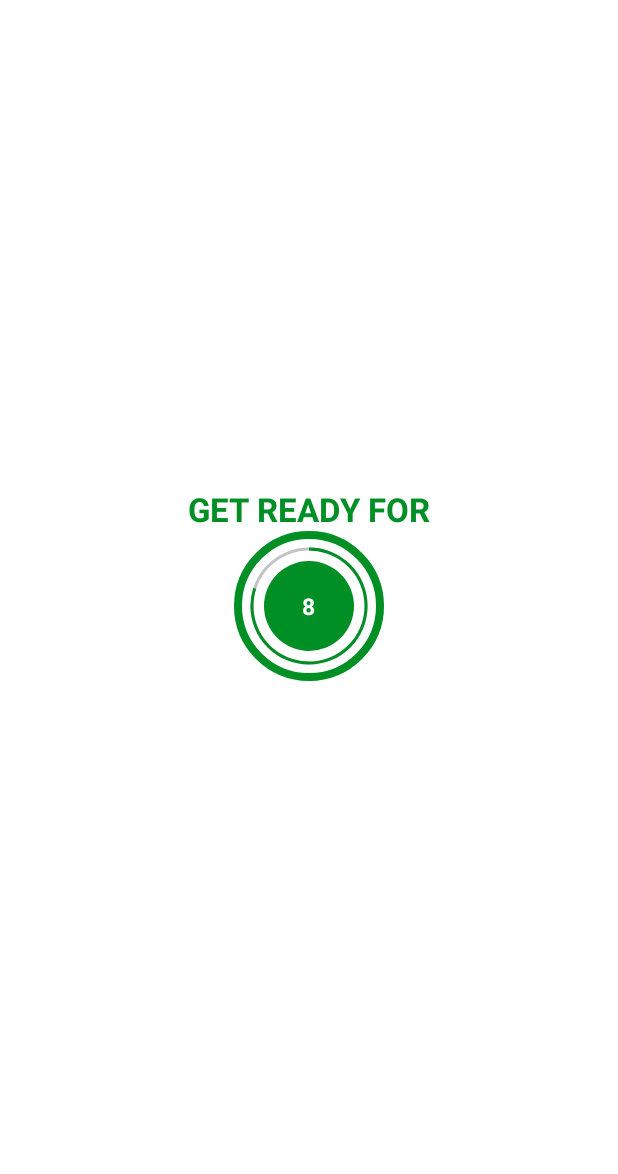
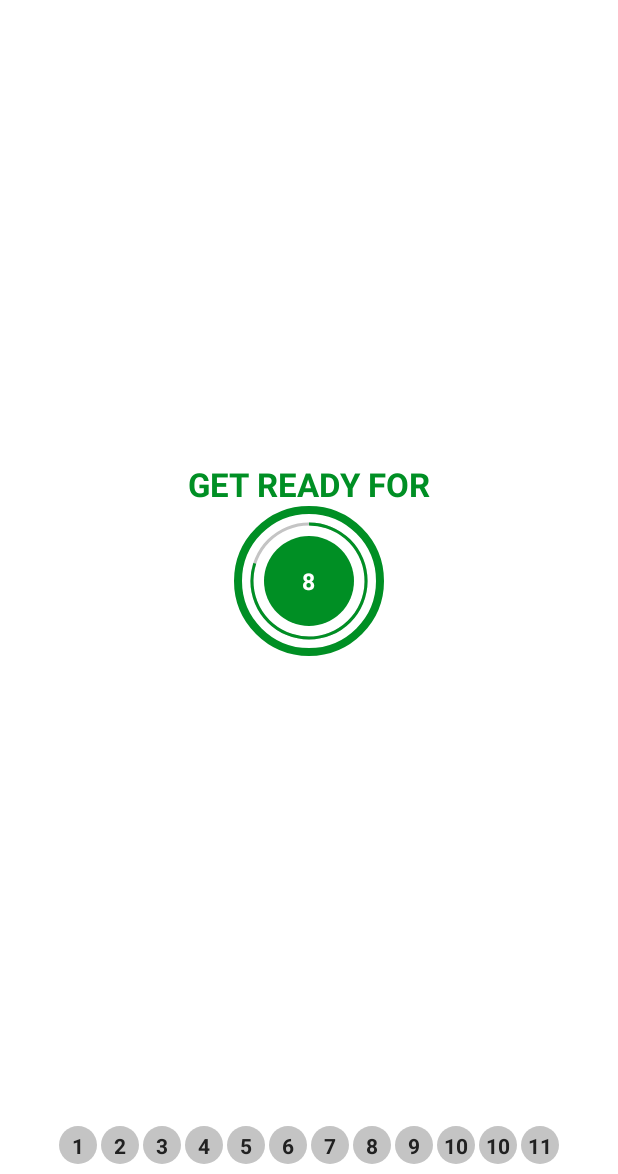
Before and after one commit to rohitpatil8195/7MinWorkout, an Android app: the ExerciseActivity screen opened directly, with no data from a screen before it, on a phone screen of 412 x 824 dp, the part 62-1236 px from its top. Run offline under Robolectric (Android 15) with nearby library versions, the phone set to English and light mode, and no system bars.

Commit message:
Added recycler View

```diff
--- a/app/src/main/java/com/example/a7minutesworkout/ExerciseActivity.kt
+++ b/app/src/main/java/com/example/a7minutesworkout/ExerciseActivity.kt
@@ -10,6 +10,7 @@
 import android.util.Log
 import android.view.View
 import android.widget.Toast
+import androidx.recyclerview.widget.LinearLayoutManager
 import com.example.a7minutesworkout.databinding.ActivityExcerciseBinding
 import java.lang.Exception
 import java.util.*
@@ -30,7 +31,7 @@
      private var tts: TextToSpeech ?= null
     private var player:MediaPlayer ?= null
 
-
+    private var exerciseAdapter: ExerciseStatusAdapter ?= null
     @SuppressLint("RestrictedApi")
     override fun onCreate(savedInstanceState: Bundle?) {
         super.onCreate(savedInstanceState)
@@ -50,9 +51,20 @@
         }
 
         setupRestView()
+        setupExerciseStatusRecyclerView()
 
 
     }
+
+
+   private fun setupExerciseStatusRecyclerView(){
+      binding?.rvExerciseStatus?.layoutManager =
+          LinearLayoutManager(this,LinearLayoutManager.HORIZONTAL,false)
+
+       exerciseAdapter = ExerciseStatusAdapter(excerciseList!!)
+       binding?.rvExerciseStatus?.adapter = exerciseAdapter
+   }
+
 
     private fun setupRestView(){
         try{
--- /dev/null
+++ b/app/src/main/java/com/example/a7minutesworkout/ExerciseStatusAdapter.kt
@@ -0,0 +1,31 @@
+package com.example.a7minutesworkout
+
+import android.view.LayoutInflater
+import android.view.ViewGroup
+import androidx.recyclerview.widget.RecyclerView
+import com.example.a7minutesworkout.databinding.ActivityExcerciseBinding
+import com.example.a7minutesworkout.databinding.ItemExerciseStatusBinding
+
+class ExerciseStatusAdapter(val Items:ArrayList<ExcerciseModel>):
+    RecyclerView.Adapter<ExerciseStatusAdapter.ViewHolder>() {
+
+    class ViewHolder(binding: ItemExerciseStatusBinding)
+        :RecyclerView.ViewHolder(binding.root) {
+          val tvItem = binding.tvItem
+    }
+
+    override fun onCreateViewHolder(parent: ViewGroup, viewType: Int): ViewHolder {
+    return ViewHolder(ItemExerciseStatusBinding.inflate(LayoutInflater.from(parent.context),parent,false))
+    }
+
+    override fun onBindViewHolder(holder: ViewHolder, position: Int) {
+        val model: ExcerciseModel = Items[position]
+            holder.tvItem.text =model.getId().toString()
+    }
+
+    override fun getItemCount(): Int {
+      return Items.size
+    }
+
+
+}
--- /dev/null
+++ b/app/src/main/res/drawable/item_circular_color_gray_background.xml
@@ -0,0 +1,6 @@
+<?xml version="1.0" encoding="utf-8"?>
+<shape android:shape="oval" xmlns:android="http://schemas.android.com/apk/res/android">
+    <solid  android:color="#c4c4c4">
+
+    </solid>
+</shape>
--- a/app/src/main/res/layout/activity_excercise.xml
+++ b/app/src/main/res/layout/activity_excercise.xml
@@ -31,9 +31,9 @@
         android:layout_height="100dp"
         android:layout_marginTop="10dp"
         android:background="@drawable/item_circular_color_accent_button"
-        app:layout_constraintBottom_toBottomOf="parent"
         app:layout_constraintStart_toStartOf="parent"
         app:layout_constraintEnd_toEndOf="parent"
+        app:layout_constraintBottom_toTopOf="@+id/rvExerciseStatus"
         app:layout_constraintTop_toBottomOf="@id/toolbarExcercise">
        <ProgressBar
            android:id="@+id/progressBar"
@@ -135,5 +135,16 @@
         </LinearLayout>
     </FrameLayout>
 
+    <androidx.recyclerview.widget.RecyclerView
+        android:id="@+id/rvExerciseStatus"
+        android:layout_width="wrap_content"
+        android:layout_height="wrap_content"
+         app:layout_constraintTop_toBottomOf="@id/flExcerciseView"
+           app:layout_constraintBottom_toBottomOf="parent"
+            android:layout_margin="5dp"
+          app:layout_constraintEnd_toEndOf="parent"
+        app:layout_constraintStart_toStartOf="parent"
+        />
+
 
 </androidx.constraintlayout.widget.ConstraintLayout>
--- /dev/null
+++ b/app/src/main/res/layout/item_exercise_status.xml
@@ -0,0 +1,15 @@
+<?xml version="1.0" encoding="utf-8"?>
+<TextView xmlns:android="http://schemas.android.com/apk/res/android"
+    android:layout_width="25dp"
+    android:layout_height="25dp"
+    android:layout_margin="1dp"
+    android:id="@+id/tvItem"
+    android:background="@drawable/item_circular_color_gray_background"
+    android:gravity="center"
+    android:padding="3dp"
+    android:textColor="#212121"
+    android:textStyle="bold"
+    android:textSize="14sp"
+    android:text="1"
+    >
+</TextView>
```
Also changed, not shown: app/src/main/res/drawable/ic_abdominal_crunch.png (added), app/src/main/res/drawable/ic_high_knees_running_in_place.png (added), app/src/main/res/drawable/ic_jumping_jacks.png (added), app/src/main/res/drawable/ic_lunge.png (added), app/src/main/res/drawable/ic_plank.png (added), app/src/main/res/drawable/ic_push_up.png (added), app/src/main/res/drawable/ic_push_up_and_rotation.png (added), app/src/main/res/drawable/ic_side_plank.png (added), app/src/main/res/drawable/ic_squat.png (added), app/src/main/res/drawable/ic_step_up_onto_chair.png (added), app/src/main/res/drawable/ic_triceps_dip_on_chair.png (added), app/src/main/res/drawable/ic_wall_sit.png (added).
